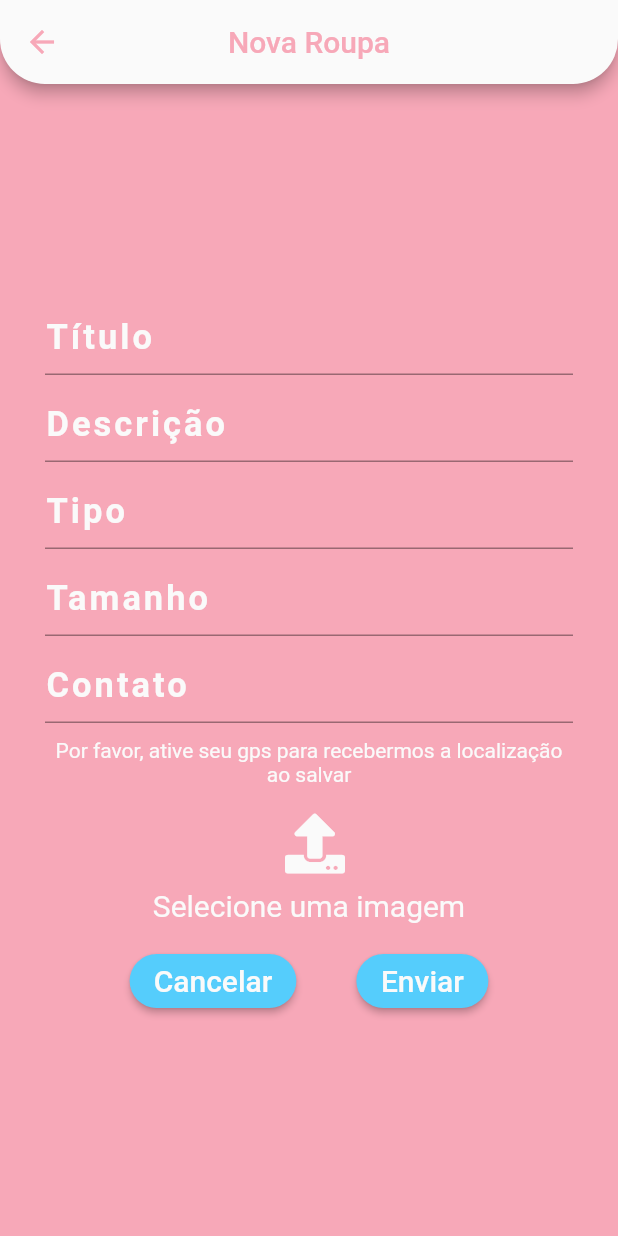
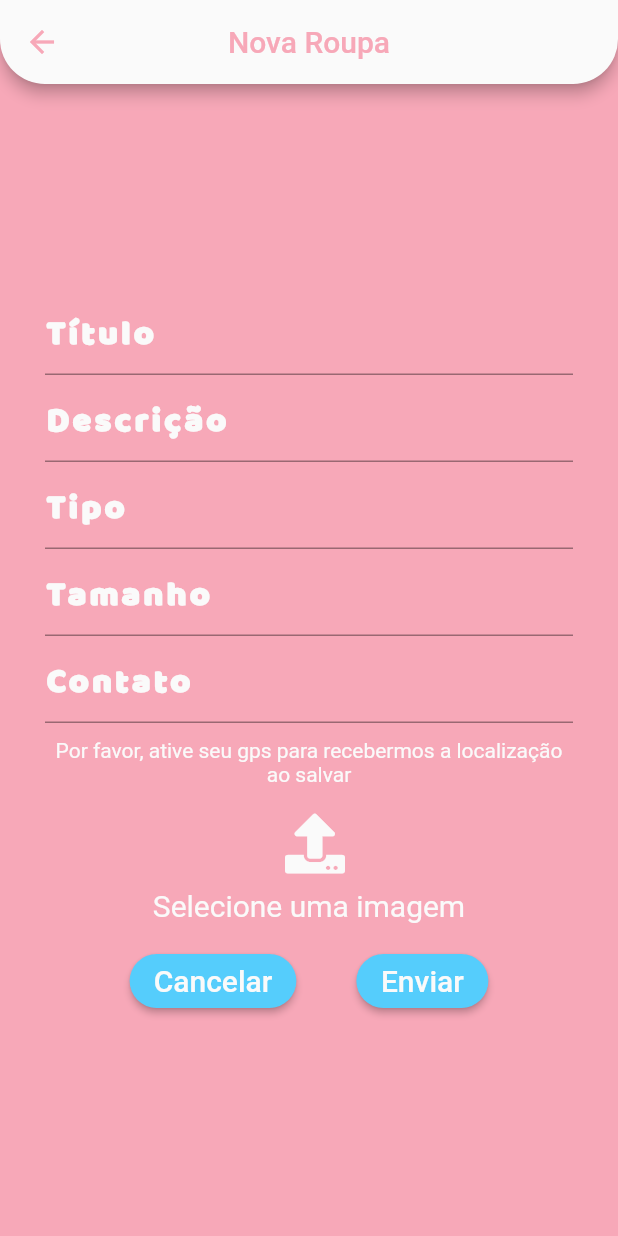
Before and after one commit to JujubaOhime/mut, a Flutter app: the NewClothesPage screen opened by its route, on a phone screen of 412 x 824 dp. Run offline on Flutter 3.47's test engine with Material 2 defaults, Android fonts, the phone set to English and light mode, and no system bars; our stand-ins replace cloud_firestore, firebase_auth, firebase_storage, font_awesome_flutter, google_sign_in, image_picker and 3 more; missing offline and left inert: bloc_pattern; accounts and stored records are empty.

Commit message:
ajustado fontes

```diff
--- a/lib/src/login/login-widget.dart
+++ b/lib/src/login/login-widget.dart
@@ -97,7 +97,7 @@ class _LoginContent extends StatelessWidget {
         Padding(padding: EdgeInsets.only(bottom: 30),
         child:Text(
           "MUT",
-          style: TextStyle(fontSize: 48, color: Layout.white(), letterSpacing: 10, fontWeight: FontWeight.bold, ),
+          style: TextStyle(fontSize: 60, color: Layout.white(), letterSpacing: 10, fontWeight: FontWeight.bold, fontFamily: 'BalooBhai' ),
 
         ), ),
 
@@ -109,7 +109,7 @@ class _LoginContent extends StatelessWidget {
         //size: 72,
         //),
         Container(
-          height: 100,
+          height: 80,
         ),
         StreamBuilder(
           stream: bloc.outLoading,
--- a/lib/src/pages/clothes-profile.dart
+++ b/lib/src/pages/clothes-profile.dart
@@ -167,7 +167,7 @@ class _ProfileClothesState extends StatelessWidget {
                 padding:
                     EdgeInsets.only(bottom: 0, top: 10, left: 15, right: 15),
                 child: Text(toTitle(title),
-                    style: TextStyle(color: Layout.white(), fontSize: 30))),
+                    style: TextStyle(color: Layout.white(), fontSize: 40, fontFamily: 'BalooBhai'))),
             Row(
               children: <Widget>[
                 Container(
--- a/lib/src/pages/edit-clothes.dart
+++ b/lib/src/pages/edit-clothes.dart
@@ -175,6 +175,7 @@ class _EditClothesPage extends State<EditClothesPage> {
                   labelText: "Título",
                   contentPadding: new EdgeInsets.only(bottom: 1),
                   labelStyle: TextStyle(
+                    fontFamily: 'BalooBhai',
                       color: Layout.white(),
                       fontWeight: FontWeight.bold,
                       fontSize: 23,
@@ -193,6 +194,7 @@ class _EditClothesPage extends State<EditClothesPage> {
                   labelText: "Descrição",
                   contentPadding: new EdgeInsets.only(bottom: 1),
                   labelStyle: TextStyle(
+                    fontFamily: 'BalooBhai',
                       color: Layout.white(),
                       fontWeight: FontWeight.bold,
                       fontSize: 23,
@@ -213,6 +215,7 @@ class _EditClothesPage extends State<EditClothesPage> {
                   labelText: "Tipo",
                   contentPadding: new EdgeInsets.only(bottom: 1),
                   labelStyle: TextStyle(
+                    fontFamily: 'BalooBhai',
                       color: Layout.white(),
                       fontWeight: FontWeight.bold,
                       fontSize: 23,
@@ -230,9 +233,11 @@ class _EditClothesPage extends State<EditClothesPage> {
               // controller: _taskTimeController,
               style: TextStyle(color: Layout.white()),
               decoration: InputDecoration(
+
                   labelText: "Tamanho",
                   contentPadding: new EdgeInsets.only(bottom: 1),
                   labelStyle: TextStyle(
+                    fontFamily: 'BalooBhai',
                       color: Layout.white(),
                       fontWeight: FontWeight.bold,
                       fontSize: 23,
@@ -253,6 +258,7 @@ class _EditClothesPage extends State<EditClothesPage> {
                   labelText: "Contato",
                   contentPadding: new EdgeInsets.only(bottom: 1),
                   labelStyle: TextStyle(
+                    fontFamily: 'BalooBhai',
                       color: Layout.white(),
                       fontWeight: FontWeight.bold,
                       fontSize: 23,
--- a/lib/src/pages/home-widget.dart
+++ b/lib/src/pages/home-widget.dart
@@ -83,10 +83,10 @@ class _HomeWidgetState extends StatelessWidget {
 
             ),
             Center(
-                child: Text(title(doc['title'].toString()), textAlign: TextAlign.center, style: headerTextStyle)
+                child: Text(title(doc['title'].toString()), textAlign: TextAlign.center, style: TextStyle(fontFamily: 'BalooBhai', fontSize: 26, color: Layout.white()))
             ),
             Padding(
-              padding: EdgeInsets.only(top:15,),
+              padding: EdgeInsets.only(top:6,),
               child: Text(title(doc['type']), style: subHeaderTextStyle),
             ),
 
--- a/lib/src/pages/new-clothes.dart
+++ b/lib/src/pages/new-clothes.dart
@@ -158,6 +158,7 @@ class _NewClothesState extends State<NewClothesPage> {
                   labelText: "Título",
                   contentPadding: new EdgeInsets.only(bottom: 1),
                   labelStyle: TextStyle(
+                    fontFamily: 'BalooBhai',
                       color: Layout.white(),
                       fontWeight: FontWeight.bold,
                       fontSize: 23,
@@ -176,6 +177,7 @@ class _NewClothesState extends State<NewClothesPage> {
                   labelText: "Descrição",
                   contentPadding: new EdgeInsets.only(bottom: 1),
                   labelStyle: TextStyle(
+                    fontFamily: 'BalooBhai',
                       color: Layout.white(),
                       fontWeight: FontWeight.bold,
                       fontSize: 23,
@@ -196,6 +198,7 @@ class _NewClothesState extends State<NewClothesPage> {
                   labelText: "Tipo",
                   contentPadding: new EdgeInsets.only(bottom: 1),
                   labelStyle: TextStyle(
+                    fontFamily: 'BalooBhai',
                       color: Layout.white(),
                       fontWeight: FontWeight.bold,
                       fontSize: 23,
@@ -216,6 +219,7 @@ class _NewClothesState extends State<NewClothesPage> {
                   labelText: "Tamanho",
                   contentPadding: new EdgeInsets.only(bottom: 1),
                   labelStyle: TextStyle(
+                    fontFamily: 'BalooBhai',
                       color: Layout.white(),
                       fontWeight: FontWeight.bold,
                       fontSize: 23,
@@ -236,6 +240,7 @@ class _NewClothesState extends State<NewClothesPage> {
                   labelText: "Contato",
                   contentPadding: new EdgeInsets.only(bottom: 1),
                   labelStyle: TextStyle(
+                    fontFamily: 'BalooBhai',
                       color: Layout.white(),
                       fontWeight: FontWeight.bold,
                       fontSize: 23,
```
Also changed, not shown: pubspec.yaml (+14 -12 lines), assets/fonts/BalooBhai-Regular.ttf (added), assets/fonts/Kalam-Bold.ttf (added), assets/fonts/Kalam-Light.ttf (added), assets/fonts/Kalam-Regular.ttf (added), assets/fonts/MeriendaOne-Regular.ttf (added), pubspec.lock.
